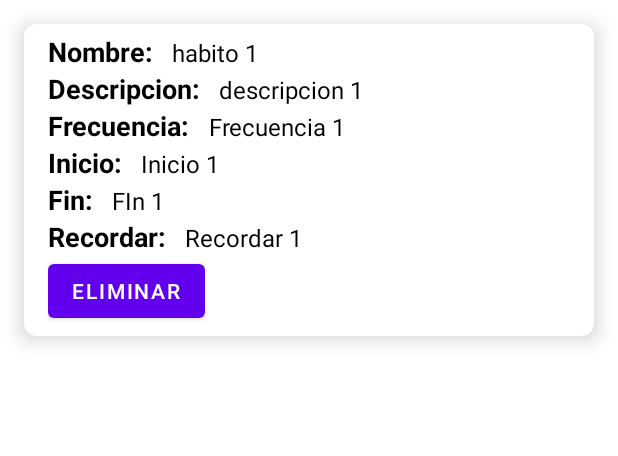
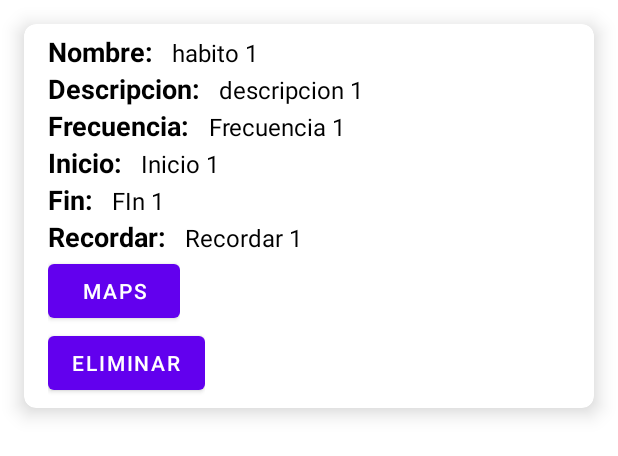
Before and after one commit to S4ND1X/AtomicTracker, an Android app: the layout habit_item.xml on its own in the app's theme, with its tools: preview values and no code run, on a phone screen of 412 x 824 dp. Shown: the top 456 px of the screen. Run offline under Robolectric (Android 15) with nearby library versions, the phone set to English and light mode, and no system bars.

Commit message:
add maps temporal

```diff
--- a/app/build.gradle
+++ b/app/build.gradle
@@ -47,6 +47,7 @@ dependencies {
     implementation 'androidx.navigation:navigation-fragment-ktx:2.3.5'
     implementation 'androidx.navigation:navigation-ui-ktx:2.3.5'
     implementation 'com.google.firebase:firebase-database-ktx:20.0.2'
+    implementation 'com.google.android.gms:play-services-maps:17.0.0'
     testImplementation 'junit:junit:4.+'
     androidTestImplementation 'androidx.test.ext:junit:1.1.3'
     androidTestImplementation 'androidx.test.espresso:espresso-core:3.4.0'
--- a/app/src/main/java/mx/tec/atomictracker/CreacionHabitoActivity.kt
+++ b/app/src/main/java/mx/tec/atomictracker/CreacionHabitoActivity.kt
@@ -50,6 +50,7 @@ class CreacionHabitoActivity : AppCompatActivity() {
             inicio = inicioField.text.toString()
             fin = finField.text.toString()
             recordar = recordarField.isChecked
+            // poner el field de longitud y latitud
         }
 
         // Obtener el user del email haciendo un split porque no se pueden guardar usuarios con ., @, etc
--- a/app/src/main/java/mx/tec/atomictracker/HabitDTO.kt
+++ b/app/src/main/java/mx/tec/atomictracker/HabitDTO.kt
@@ -2,9 +2,9 @@ package mx.tec.atomictracker
 
 
 
-data class HabitDTO(var nombre: String, var descripcion: String, var frecuencia: String, var inicio: String, var fin: String, var recordar: Boolean, var id: String) {
+data class HabitDTO(var nombre: String, var descripcion: String, var frecuencia: String, var inicio: String, var fin: String, var recordar: Boolean, var id: String, var latitud: Double, var longitud: Double) {
 
-    constructor() : this("undefined", "undefined", "undefined", "undefined", "undefined", false, "undefined")
+    constructor() : this("undefined", "undefined", "undefined", "undefined", "undefined", false, "undefined", 0.0, 0.0)
 
 
 
--- a/app/src/main/java/mx/tec/atomictracker/HabitList.kt
+++ b/app/src/main/java/mx/tec/atomictracker/HabitList.kt
@@ -55,13 +55,10 @@ class HabitList : AppCompatActivity() {
                             }
                         }
 
-
                         habitArrayList.add(habit!!)
                     }
 
-                    habitRecyclerView.adapter = MyAdapter(habitArrayList)
-
-
+                    habitRecyclerView.adapter = MyAdapter(habitArrayList, baseContext)
                 }
 
             }
--- a/app/src/main/res/layout/habit_item.xml
+++ b/app/src/main/res/layout/habit_item.xml
@@ -178,6 +178,19 @@
             >
 
             <Button
+                android:id="@+id/hMaps"
+                android:layout_width="wrap_content"
+                android:layout_height="wrap_content"
+                android:text="Maps" />
+        </LinearLayout>
+        <LinearLayout
+            android:layout_width="wrap_content"
+            android:layout_height="wrap_content"
+            android:layout_gravity="center_vertical"
+            android:orientation="horizontal"
+            >
+
+            <Button
                 android:id="@+id/hEliminar"
                 android:layout_width="wrap_content"
                 android:layout_height="wrap_content"
--- a/app/src/main/res/values/strings.xml
+++ b/app/src/main/res/values/strings.xml
@@ -10,6 +10,7 @@
 
     <string name="firebase_users">Users</string>
     <string name="firebase_habits">Habits</string>
+    <string name="title_activity_maps">MapsActivity</string>
 
 
 </resources>
```
Also changed, not shown: app/src/debug/res/values/google_maps_api.xml (added, +24 -0 lines), app/src/main/AndroidManifest.xml (+24 -0 lines), app/src/main/java/mx/tec/atomictracker/MapsActivity.kt (added, +50 -0 lines), app/src/main/java/mx/tec/atomictracker/MyAdapter.kt (+12 -1 lines), app/src/main/res/layout/activity_maps.xml (added, +9 -0 lines), 1 other file.
